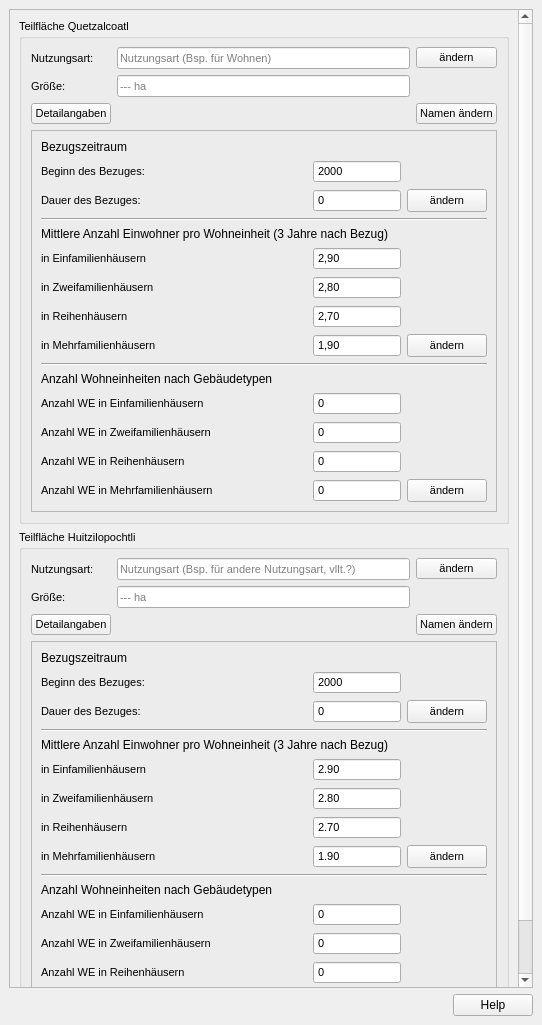
First picture: the form in projektcheck/definitions_overview_toolbutton_dock.ui, repository projektcheck/ProjektCheck-QGIS, before the edit.
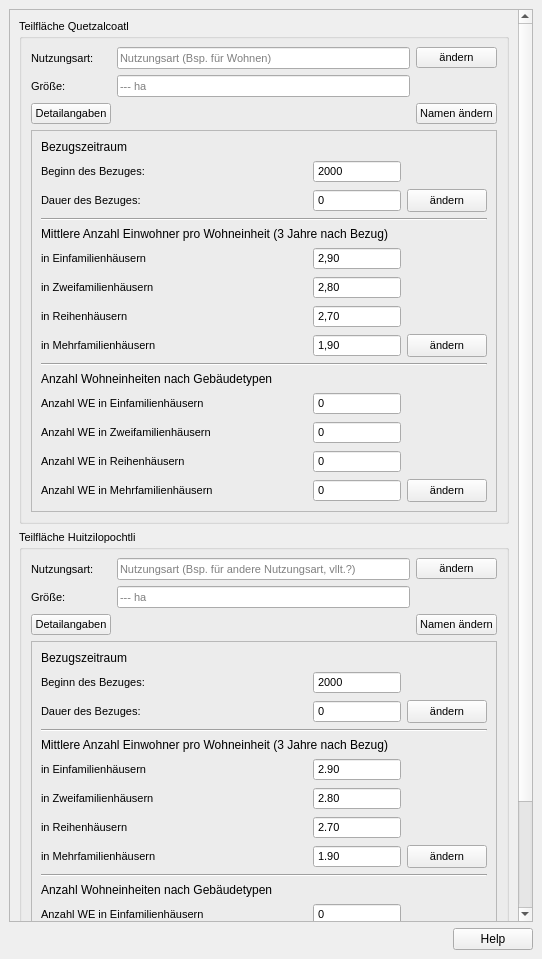
Second picture: the form after the edit.

Commit message: analysis-docks 4-5, revised ui design

The edit to the form file:
```diff
--- a/projektcheck/definitions_overview_toolbutton_dock.ui
+++ b/projektcheck/definitions_overview_toolbutton_dock.ui
@@ -7,7 +7,7 @@
     <x>0</x>
     <y>0</y>
     <width>542</width>
-    <height>1025</height>
+    <height>959</height>
    </rect>
   </property>
   <property name="font">
```
The commit also changes 5 other files.
